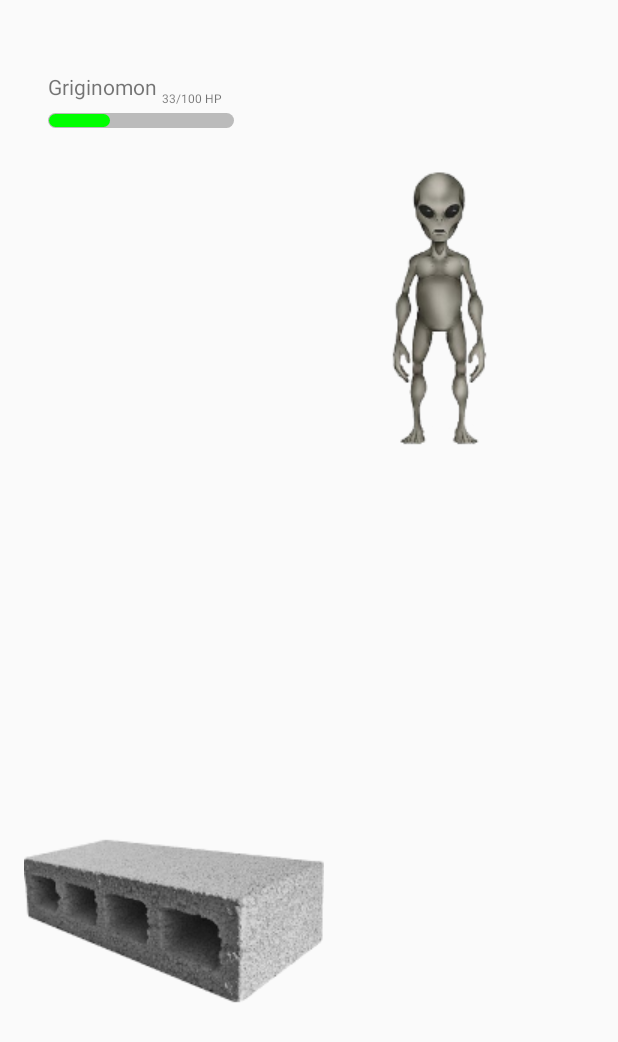
After one commit to leonardo-speranzon/PokemonCemento, an Android app: the layout activity_scontro.xml on its own in the app's theme, with its tools: preview values and no code run, on a phone screen of 412 x 824 dp. The commit adds this screen. Shown: the top 1042 px of the screen. Run offline under Robolectric (Android 15) with nearby library versions, the phone set to English and light mode, and no system bars.

Commit message:
Dopo il dialogo viene messo lo scontro -classe PokemonScontro creta ma da implementare

```diff
--- a/app/src/main/java/it/speranzon_galligioni/pokemoncemento/Game.java
+++ b/app/src/main/java/it/speranzon_galligioni/pokemoncemento/Game.java
@@ -1,9 +1,11 @@
 package it.speranzon_galligioni.pokemoncemento;
 
 import android.animation.Animator;
+import android.app.Activity;
 import android.content.Context;
 import android.os.Handler;
 import android.util.Log;
+import android.view.View;
 import android.view.ViewPropertyAnimator;
 import android.widget.RelativeLayout;
 
@@ -116,51 +118,14 @@ public class Game {
 		//controlla che il Player non entri in un ostacolo o allenatore
 		if (checkCollisions(currentDirection))
 			return true;
-		//controlla che il Player non venga visto dagli altri allenatori
-		final Trainer t;
+
+		//controlla che il player non sia stato bloccato
+		if(player.isBlocked())
+			return true;
 
 		//Log.d("PROVA", "MOSSO  : " + currentDirection.toString());
 		movePlayer(currentDirection);
-		if ((t = checkTrainer(currentDirection)) != null) {
-			float deltaX, deltaY = 0;
-			ViewPropertyAnimator animation = t.animate();
-			Log.d("PROVA", "allenatorreeeee");
-			if ((deltaX = player.getX() - (map.getX() / GameCostants.BOX_SIZE + t.getX())) != 0)
-				animation = animation.xBy((deltaX - (deltaX / Math.abs(deltaX))) * GameCostants.BOX_SIZE).setDuration((long) ((Math.abs(deltaX) - 1) * GameCostants.PLAYER_MOVEMENT_DURATION));
-			else if ((deltaY = player.getY() - (map.getY() / GameCostants.BOX_SIZE + t.getY())) != 0)
-				animation = animation.yBy((deltaY - (deltaY / Math.abs(deltaY))) * GameCostants.BOX_SIZE).setDuration((long) ((Math.abs(deltaY) - 1) * GameCostants.PLAYER_MOVEMENT_DURATION));
-			else
-				Log.d("PROVA", "problemaaaaa");
-			Log.d("PROVA", "dX: " + (deltaX - (deltaX / Math.abs(deltaX))) + "  dY:" + (deltaY - (deltaY / Math.abs(deltaY))));
-			animation.setListener(new Animator.AnimatorListener() {
-				@Override
-				public void onAnimationStart(Animator animation) {
 
-				}
-
-				@Override
-				public void onAnimationEnd(Animator animation) {
-					txtController.toggleDialog(true);
-					txtController.writeText(t, new Runnable() {
-						@Override
-						public void run() {
-
-						}
-					});
-				}
-
-				@Override
-				public void onAnimationCancel(Animator animation) {
-
-				}
-
-				@Override
-				public void onAnimationRepeat(Animator animation) {
-
-				}
-			});
-			stopMove(getCurrentDirection());
-		}
 		return true;
 
 	}
@@ -200,7 +165,7 @@ public class Game {
 		int moveX = (int) (getX() + -direction.getX());
 		int moveY = (int) (getY() + -direction.getY());
 		for (Trainer t : trainers)
-			if (t.checkView(player, moveX, moveY))
+			if (!t.isDisabled() && t.checkView(player, moveX, moveY))
 				return t;
 		return null;
 	}
@@ -238,8 +203,66 @@ public class Game {
 
 					@Override
 					public void onAnimationEnd(Animator animation) {
-						isMoving = false;
-						move();
+
+						//controlla che il Player non venga visto dagli altri allenatori
+						final Trainer t;
+						if ((t = checkTrainer(currentDirection)) != null) {
+							player.block();
+							float deltaX, deltaY = 0;
+							ViewPropertyAnimator trainerAnimation = t.animate();
+							if ((deltaX = player.getX() - (map.getX() / GameCostants.BOX_SIZE + t.getX())) != 0)
+								trainerAnimation = trainerAnimation.xBy((deltaX - (deltaX / Math.abs(deltaX))) * GameCostants.BOX_SIZE).setDuration((long) ((Math.abs(deltaX) - 1) * GameCostants.PLAYER_MOVEMENT_DURATION));
+							else if ((deltaY = player.getY() - (map.getY() / GameCostants.BOX_SIZE + t.getY())) != 0)
+								trainerAnimation = trainerAnimation.yBy((deltaY - (deltaY / Math.abs(deltaY))) * GameCostants.BOX_SIZE).setDuration((long) ((Math.abs(deltaY) - 1) * GameCostants.PLAYER_MOVEMENT_DURATION));
+							else
+								Log.w("PROVA", "problema allenatore");
+							deltaY = player.getY() - (map.getY() / GameCostants.BOX_SIZE + t.getY());
+							Log.d("PROVA", "dX: " + (deltaX - (deltaX / Math.abs(deltaX))) + "  dY:" + (deltaY - (deltaY / Math.abs(deltaY))));
+							trainerAnimation.setListener(new Animator.AnimatorListener() {
+								@Override
+								public void onAnimationStart(Animator animation) {
+
+								}
+
+								@Override
+								public void onAnimationEnd(Animator animation) {
+									txtController.toggleDialog(true);
+									txtController.writeText(t, new Runnable() {
+										@Override
+										public void run() {
+											//player.unlock();
+											t.disable();
+											final View main=((Activity) context).findViewById(R.id.root);
+											((Activity) context).setContentView(R.layout.activity_scontro);
+											handler.postDelayed(new Runnable() {
+												@Override
+												public void run() {
+													((Activity) context).setContentView(main);
+													player.unlock();
+												}
+											},2000);
+										}
+									});
+								}
+
+								@Override
+								public void onAnimationCancel(Animator animation) {
+
+								}
+
+								@Override
+								public void onAnimationRepeat(Animator animation) {
+
+								}
+							});
+
+							//stopMove(getCurrentDirection());
+							isMoving=false;
+						} else{
+							isMoving = false;
+							move();
+						}
+
 					}
 
 					@Override
--- a/app/src/main/java/it/speranzon_galligioni/pokemoncemento/MainActivity.java
+++ b/app/src/main/java/it/speranzon_galligioni/pokemoncemento/MainActivity.java
@@ -94,7 +94,6 @@ public class MainActivity extends AppCompatActivity {
 				return false;
 			}
 		});
-
 		cmdA.setOnTouchListener(new View.OnTouchListener() {
 			@Override
 			public boolean onTouch(View v, MotionEvent event) {
--- a/app/src/main/java/it/speranzon_galligioni/pokemoncemento/Player.java
+++ b/app/src/main/java/it/speranzon_galligioni/pokemoncemento/Player.java
@@ -3,10 +3,11 @@ package it.speranzon_galligioni.pokemoncemento;
 import android.content.Context;
 
 public class Player extends GameElement {
-
+	private boolean blocked;
 	public Player(Context context, int x, int y) {
 		super(context, x, y, 1, 1, R.drawable.man_2);
-
-
 	}
+	public void block(){blocked=true;}
+	public void unlock(){blocked=false;}
+	public boolean isBlocked(){return blocked;}
 }
--- /dev/null
+++ b/app/src/main/java/it/speranzon_galligioni/pokemoncemento/PokemonScontro.java
@@ -0,0 +1,13 @@
+package it.speranzon_galligioni.pokemoncemento;
+
+import android.content.Context;
+import android.support.constraint.ConstraintLayout;
+
+public class PokemonScontro extends ConstraintLayout {
+	public enum Pokemons{
+		GRIGINOMON,CEMENTOKARP;
+	}
+	public PokemonScontro(Context context) {
+		super(context);
+	}
+}
--- a/app/src/main/java/it/speranzon_galligioni/pokemoncemento/Trainer.java
+++ b/app/src/main/java/it/speranzon_galligioni/pokemoncemento/Trainer.java
@@ -6,6 +6,7 @@ public class Trainer extends GameElement {
 	private Direction lookDirection;
 
 	private String name;
+	private boolean disabled;
 
 	public Trainer(Context context, int x, int y, Direction lookDirection, String name) {
 		super(context, x, y, 1, 1, R.drawable.trainer);
@@ -39,4 +40,8 @@ public class Trainer extends GameElement {
 	public String getName() {
 		return name;
 	}
+
+	public void enable(){disabled=false;}
+	public void disable(){disabled=true;}
+	public boolean isDisabled(){return disabled;}
 }
--- /dev/null
+++ b/app/src/main/res/drawable/life_bar.xml
@@ -0,0 +1,23 @@
+<?xml version="1.0" encoding="utf-8"?>
+<layer-list xmlns:android="http://schemas.android.com/apk/res/android">
+    <item android:id="@android:id/background">
+        <shape>
+            <corners android:radius="8dp"/>
+            <solid android:color="#BBB"/>
+        </shape>
+    </item>
+
+    <item android:id="@android:id/progress"
+        android:top="1dp"
+        android:bottom="1dp"
+        android:left="1dp"
+        android:right="1dp">
+
+        <scale android:scaleWidth="100%">
+            <shape>
+                <corners android:radius="8dp"/>
+                <solid android:color="#0F0"/>
+            </shape>
+        </scale>
+    </item>
+</layer-list>
--- /dev/null
+++ b/app/src/main/res/layout/activity_scontro.xml
@@ -0,0 +1,115 @@
+<?xml version="1.0" encoding="utf-8"?>
+<android.support.constraint.ConstraintLayout
+    xmlns:android="http://schemas.android.com/apk/res/android"
+    xmlns:app="http://schemas.android.com/apk/res-auto"
+    xmlns:tools="http://schemas.android.com/tools"
+    android:layout_width="match_parent"
+    android:layout_height="match_parent">
+
+    <android.support.constraint.ConstraintLayout
+        android:id="@+id/constraintLayout"
+        android:layout_width="0dp"
+        android:layout_height="0dp"
+        android:layout_marginStart="8dp"
+        android:layout_marginTop="8dp"
+        android:layout_marginEnd="8dp"
+        android:layout_marginBottom="8dp"
+        app:layout_constraintBottom_toTopOf="@+id/constraintLayout2"
+        app:layout_constraintEnd_toEndOf="parent"
+        app:layout_constraintHorizontal_bias="0.0"
+        app:layout_constraintStart_toStartOf="parent"
+        app:layout_constraintTop_toTopOf="parent">
+
+        <android.support.constraint.ConstraintLayout
+            android:layout_width="0dp"
+            android:layout_height="wrap_content"
+            android:layout_marginStart="16dp"
+            android:layout_marginTop="32dp"
+            android:layout_marginEnd="32dp"
+            app:layout_constraintEnd_toStartOf="@+id/imageView2"
+            app:layout_constraintHorizontal_bias="1.0"
+            app:layout_constraintStart_toStartOf="parent"
+            app:layout_constraintTop_toTopOf="parent">
+
+            <ProgressBar
+                android:id="@+id/progressBar"
+                style="?android:attr/progressBarStyleHorizontal"
+                android:layout_width="match_parent"
+                android:layout_height="10dp"
+                android:layout_alignParentStart="true"
+                android:layout_centerVertical="true"
+                android:layout_marginStart="8dp"
+                android:layout_marginEnd="8dp"
+                android:layout_marginBottom="8dp"
+                android:max="100"
+                android:progress="33"
+                android:progressDrawable="@drawable/life_bar"
+                app:layout_constraintBottom_toBottomOf="parent"
+                app:layout_constraintEnd_toEndOf="parent"
+                app:layout_constraintHorizontal_bias="0.0"
+                app:layout_constraintStart_toStartOf="parent" />
+
+            <TextView
+                android:id="@+id/textView"
+                android:layout_width="wrap_content"
+                android:layout_height="wrap_content"
+                android:layout_marginStart="8dp"
+                android:layout_marginTop="8dp"
+                android:layout_marginBottom="8dp"
+                android:text="Griginomon"
+                app:layout_constraintBottom_toTopOf="@+id/progressBar"
+                app:layout_constraintStart_toStartOf="parent"
+                app:layout_constraintTop_toTopOf="parent" />
+
+            <TextView
+                android:id="@+id/textView2"
+                android:layout_width="wrap_content"
+                android:layout_height="wrap_content"
+                android:layout_marginEnd="16dp"
+                android:layout_marginBottom="4dp"
+                android:text="33/100 HP"
+                android:textSize="8sp"
+                app:layout_constraintBottom_toTopOf="@+id/progressBar"
+                app:layout_constraintEnd_toEndOf="parent" />
+        </android.support.constraint.ConstraintLayout>
+
+        <ImageView
+            android:id="@+id/imageView2"
+            android:layout_width="wrap_content"
+            android:layout_height="0dp"
+            android:layout_marginTop="8dp"
+            android:layout_marginEnd="8dp"
+            android:layout_marginBottom="8dp"
+            app:layout_constraintBottom_toBottomOf="parent"
+            app:layout_constraintEnd_toEndOf="parent"
+            app:layout_constraintTop_toTopOf="parent"
+            app:srcCompat="@drawable/grigino" />
+
+    </android.support.constraint.ConstraintLayout>
+
+    <android.support.constraint.ConstraintLayout
+        android:id="@+id/constraintLayout2"
+        android:layout_width="0dp"
+        android:layout_height="0dp"
+        android:layout_marginStart="8dp"
+        android:layout_marginTop="8dp"
+        android:layout_marginEnd="8dp"
+        android:layout_marginBottom="8dp"
+        app:layout_constraintBottom_toBottomOf="parent"
+        app:layout_constraintEnd_toEndOf="parent"
+        app:layout_constraintStart_toStartOf="parent"
+        app:layout_constraintTop_toBottomOf="@+id/constraintLayout">
+
+        <ImageView
+            android:id="@+id/imageView3"
+            android:layout_width="wrap_content"
+            android:layout_height="0dp"
+            android:layout_marginStart="8dp"
+            android:layout_marginTop="8dp"
+            android:layout_marginBottom="8dp"
+            app:layout_constraintBottom_toBottomOf="parent"
+            app:layout_constraintStart_toStartOf="parent"
+            app:layout_constraintTop_toTopOf="parent"
+            app:srcCompat="@drawable/cementokarp" />
+    </android.support.constraint.ConstraintLayout>
+</android.support.constraint.ConstraintLayout>
```
Also changed, not shown: app/src/main/res/drawable/cementokarp.png (added), app/src/main/res/drawable/grigino.png (added).
